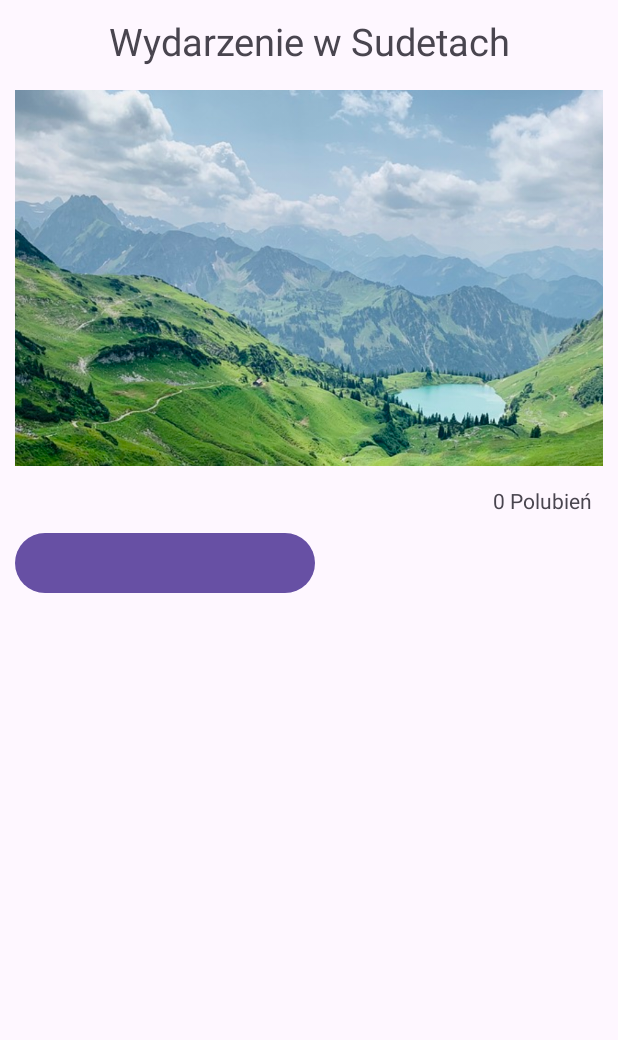
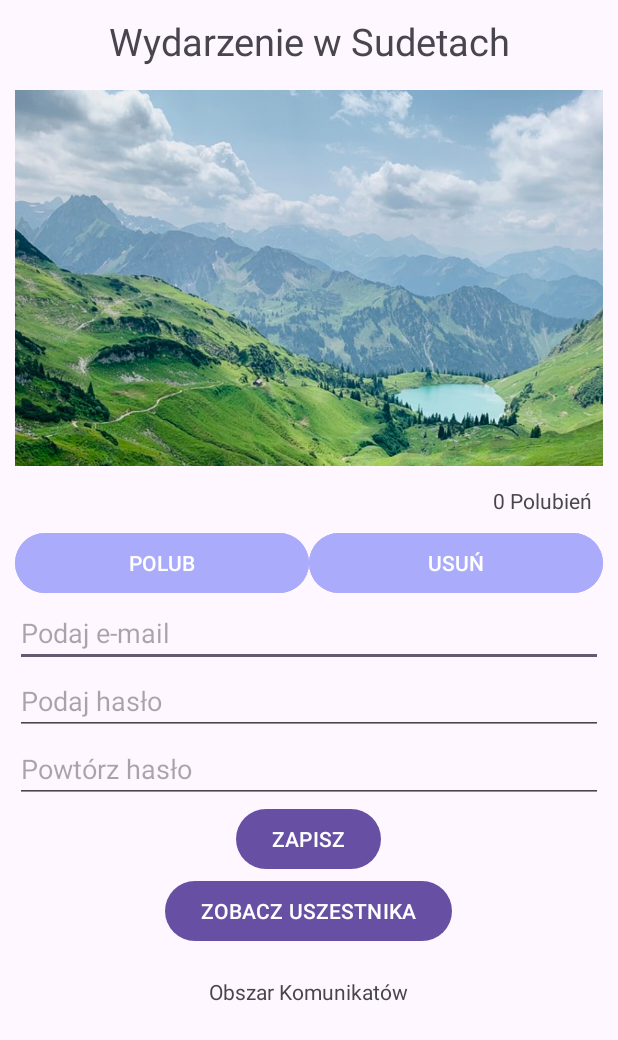
Before and after one commit to DawidB7/Zadanie-5-6, an Android app: the layout activity_main.xml on its own in the app's theme, with its tools: preview values and no code run, on a phone screen of 412 x 824 dp. Shown: the top 1040 px of the screen. Run offline under Robolectric (Android 15) with nearby library versions, the phone set to English and light mode, and no system bars.

Commit message:
12.12.24

```diff
--- a/app/src/main/java/com/example/zadanie56/MainActivity.java
+++ b/app/src/main/java/com/example/zadanie56/MainActivity.java
@@ -2,23 +2,14 @@ package com.example.zadanie56;
 
 import android.os.Bundle;
 
-import androidx.activity.EdgeToEdge;
+import android.view.View;
+import android.widget.TextView;
+import android.widget.Button;
+import android.widget.EditText;
 import androidx.appcompat.app.AppCompatActivity;
-import androidx.core.graphics.Insets;
-import androidx.core.view.ViewCompat;
-import androidx.core.view.WindowInsetsCompat;
 
 public class MainActivity extends AppCompatActivity {
+    private int licznikLike = 0;
+    private TextView licznikLikeText;
 
-    @Override
-    protected void onCreate(Bundle savedInstanceState) {
-        super.onCreate(savedInstanceState);
-        EdgeToEdge.enable(this);
-        setContentView(R.layout.activity_main);
-        ViewCompat.setOnApplyWindowInsetsListener(findViewById(R.id.main), (v, insets) -> {
-            Insets systemBars = insets.getInsets(WindowInsetsCompat.Type.systemBars());
-            v.setPadding(systemBars.left, systemBars.top, systemBars.right, systemBars.bottom);
-            return insets;
-        });
-    }
 }
--- a/app/src/main/res/layout/activity_main.xml
+++ b/app/src/main/res/layout/activity_main.xml
@@ -25,11 +25,68 @@
         android:padding="8dp"
         android:text="0 Polubień"
         android:gravity="right"/>
+<LinearLayout
+    android:layout_width="match_parent"
+    android:layout_height="wrap_content"
+    android:orientation="horizontal">
+    <Button
+        android:id="@+id/likeButton"
+        android:layout_width="0dp"
+        android:layout_height="wrap_content"
+        android:layout_weight="1"
+        android:backgroundTint="#AAABFA"
+        android:text="POLUB"/>
 
     <Button
-        android:layout_width="200dp"
-        android:layout_height="wrap_content"/>
+        android:id="@+id/deleteButton"
+        android:layout_width="0dp"
+        android:layout_height="wrap_content"
+        android:layout_weight="1"
+        android:backgroundTint="#AAABFA"
+        android:text="USUŃ"/>
+</LinearLayout>
 
+    <EditText
+        android:id="@+id/ETEmail"
+        android:layout_width="match_parent"
+        android:layout_height="wrap_content"
+        android:inputType="text"
+        android:hint="Podaj e-mail"/>
 
+    <EditText
+        android:id="@+id/ETPassword"
+        android:layout_width="match_parent"
+        android:layout_height="wrap_content"
+        android:inputType="textPassword"
+        android:hint="Podaj hasło"/>
+
+    <EditText
+        android:id="@+id/ETPasswordAgain"
+        android:layout_width="match_parent"
+        android:layout_height="wrap_content"
+        android:inputType="textPassword"
+        android:hint="Powtórz hasło"/>
+
+    <Button
+        android:id="@+id/saveButton"
+        android:layout_width="wrap_content"
+        android:layout_height="wrap_content"
+        android:layout_gravity="center"
+        android:text="ZAPISZ"/>
+
+    <Button
+        android:id="@+id/showUserButton"
+        android:layout_width="wrap_content"
+        android:layout_height="wrap_content"
+        android:layout_gravity="center"
+        android:text="ZOBACZ USZESTNIKA"/>
+
+    <TextView
+        android:id="@+id/komunikaty"
+        android:layout_width="wrap_content"
+        android:layout_height="wrap_content"
+        android:padding="20dp"
+        android:layout_gravity="center"
+        android:text="Obszar Komunikatów"/>
 
 </LinearLayout>
```
